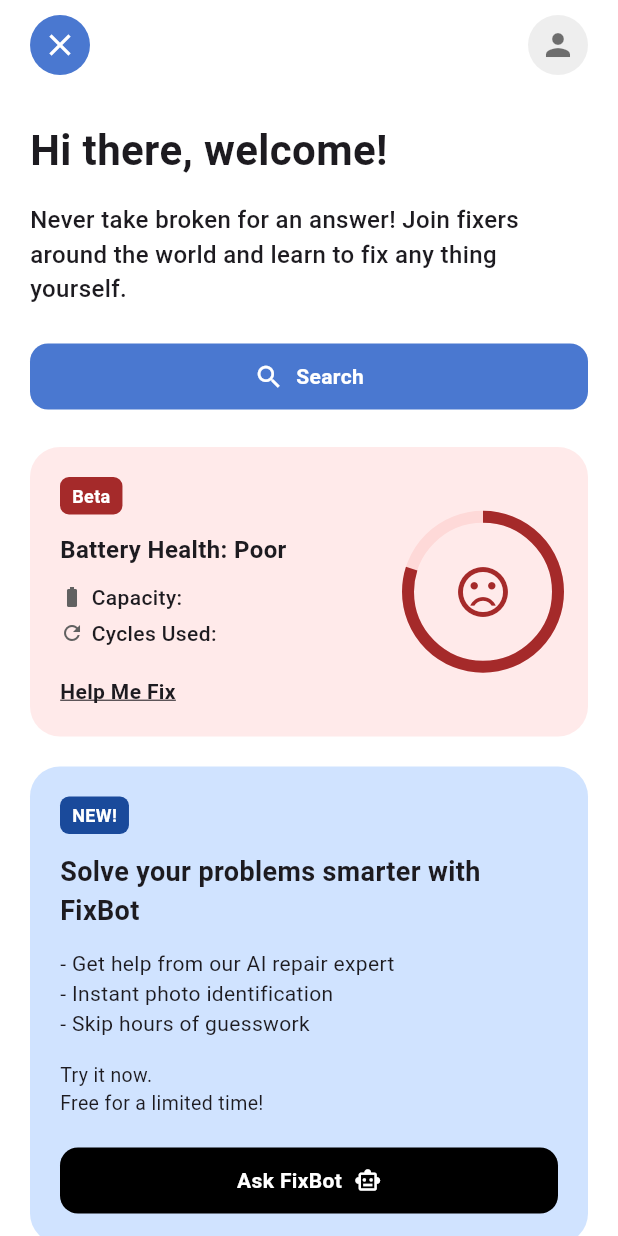
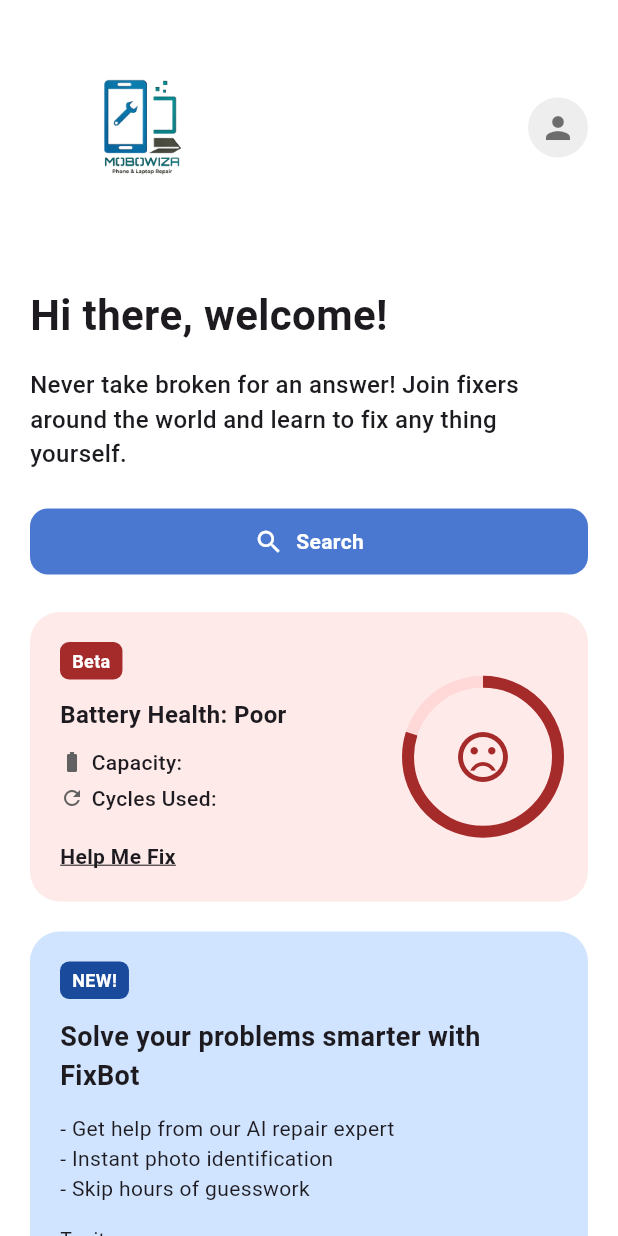
Before and after one commit to NueL72/mobodemo, a Flutter app: the FixerApp screen opened directly, on a phone screen of 412 x 824 dp. Run offline on Flutter 3.47's test engine with Material 3 defaults, Android fonts, the phone set to English and light mode, and no system bars; our stand-ins replace google_maps_flutter, image_picker.

Commit message:
home logo

```diff
--- a/lib/pages/customerHome.dart
+++ b/lib/pages/customerHome.dart
@@ -43,10 +43,18 @@ class FixerApp extends StatelessWidget {
     return Row(
       mainAxisAlignment: MainAxisAlignment.spaceBetween,
       children: [
-        const CircleAvatar(
-          backgroundColor: Color(0xFF4A78D0),
-          child: Icon(Icons.close, color: Colors.white),
-        ),
+        // const CircleAvatar(
+          // backgroundColor: Color(0xFF4A78D0),
+           Padding(
+              padding: const EdgeInsets.only(top: 0, bottom: 0),
+              child: Image.asset(
+                'assets/icon/bgno.png',
+                height: 150,
+                width: 150,
+                fit: BoxFit.contain,
+              ),
+            ),
+        // ),
         CircleAvatar(
           backgroundColor: Colors.grey[200],
           child: const Icon(Icons.person, color: Colors.black54),
```
